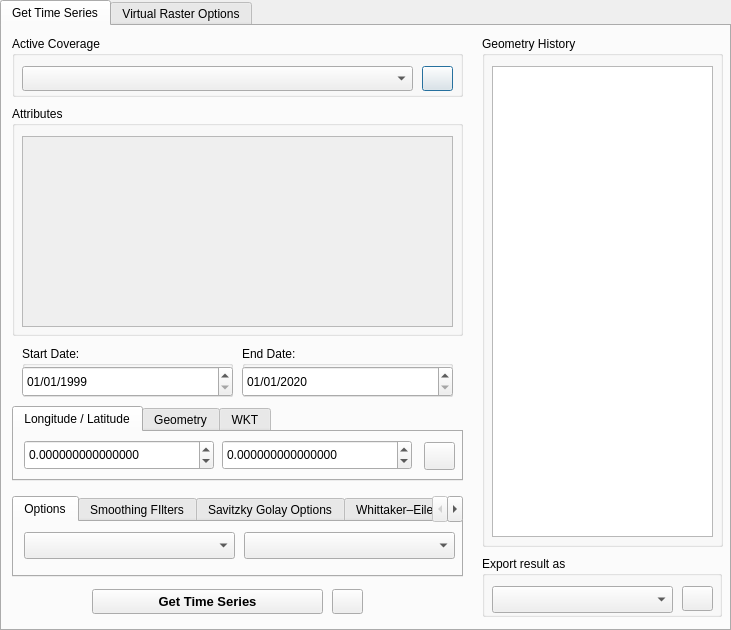
The window that wtss_plugin/wtss_qgis_dialog_base.ui (AbnerErnaniADSFatec/wtss-qgis) describes before a commit, drawn with Qt 5.
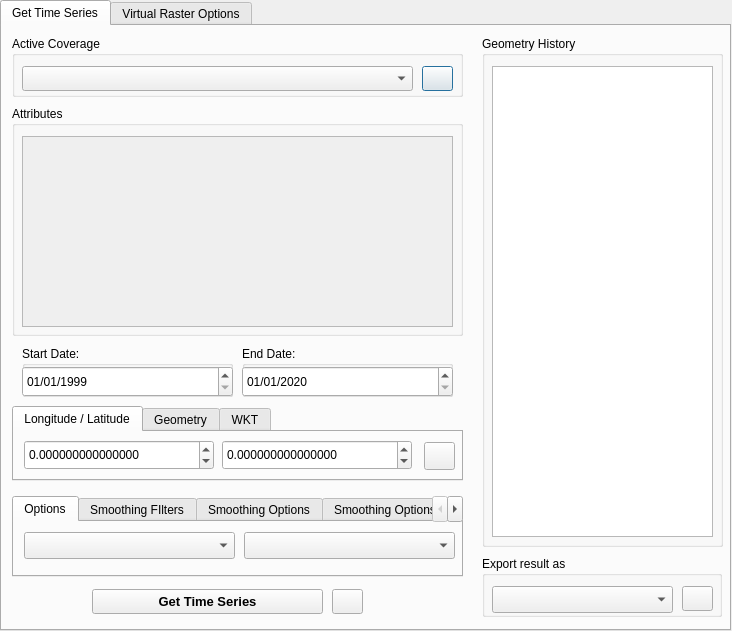
The same window after the commit.

Commit message: Fix smoothing filter options #127

What changed in the file:
```diff
--- a/wtss_plugin/wtss_qgis_dialog_base.ui
+++ b/wtss_plugin/wtss_qgis_dialog_base.ui
@@ -6,8 +6,8 @@
    <rect>
     <x>0</x>
     <y>0</y>
-    <width>731</width>
-    <height>630</height>
+    <width>732</width>
+    <height>631</height>
    </rect>
   </property>
   <property name="windowTitle">
@@ -531,7 +531,7 @@
      </widget>
      <widget class="QWidget" name="sgolay_options_tab">
       <attribute name="title">
-       <string>Savitzky Golay Options</string>
+       <string>Smoothing Options</string>
       </attribute>
       <widget class="QSpinBox" name="sgolay_window_size">
        <property name="geometry">
@@ -606,7 +606,7 @@
      </widget>
      <widget class="QWidget" name="whittaker_options_tab">
       <attribute name="title">
-       <string>Whittaker–Eilers Options</string>
+       <string>Smoothing Options</string>
       </attribute>
       <widget class="QLabel" name="label_whittaker_lambda">
        <property name="geometry">
@@ -655,7 +655,7 @@
      </widget>
      <widget class="QWidget" name="cma_options_tab">
       <attribute name="title">
-       <string>Centered Moving Average Options</string>
+       <string>Smoothing Options</string>
       </attribute>
       <widget class="QSpinBox" name="cma_window">
        <property name="geometry">
@@ -752,7 +752,7 @@
      </widget>
      <widget class="QWidget" name="gam_options_tab">
       <attribute name="title">
-       <string>GAM Options</string>
+       <string>Smoothing Options</string>
       </attribute>
       <widget class="QSpinBox" name="gam_n_splines">
        <property name="geometry">
```
The commit also changes 4 other files.
